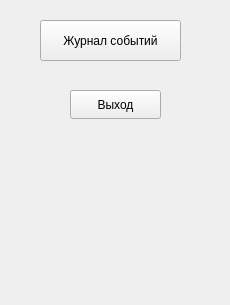
Qt form mainwindow.ui (shmkvdmd/SecureModules) before a commit.
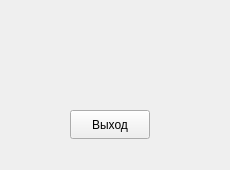
The same form after that commit.

Patch:
```diff
--- a/mainwindow.ui
+++ b/mainwindow.ui
@@ -7,44 +7,31 @@
     <x>0</x>
     <y>0</y>
     <width>230</width>
-    <height>305</height>
+    <height>170</height>
    </rect>
   </property>
   <property name="minimumSize">
    <size>
     <width>230</width>
-    <height>305</height>
+    <height>170</height>
    </size>
   </property>
   <property name="maximumSize">
    <size>
     <width>230</width>
-    <height>305</height>
+    <height>170</height>
    </size>
   </property>
   <property name="windowTitle">
    <string>Меню пользователя</string>
   </property>
   <widget class="QWidget" name="centralwidget">
-   <widget class="QPushButton" name="pushButton">
-    <property name="geometry">
-     <rect>
-      <x>40</x>
-      <y>20</y>
-      <width>141</width>
-      <height>41</height>
-     </rect>
-    </property>
-    <property name="text">
-     <string>Журнал событий</string>
-    </property>
-   </widget>
    <widget class="QPushButton" name="exitBtn">
     <property name="geometry">
      <rect>
       <x>70</x>
-      <y>90</y>
-      <width>91</width>
+      <y>110</y>
+      <width>80</width>
       <height>29</height>
      </rect>
     </property>
```
Left out of the diff: 2 changed lines with no effect on the pictures.
